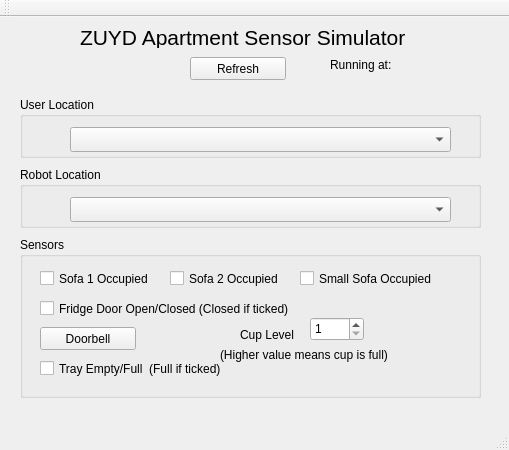
Before: the Qt Designer form SensorSim/mainwindow.ui in uh-klk/accompany, drawn with Qt 5.
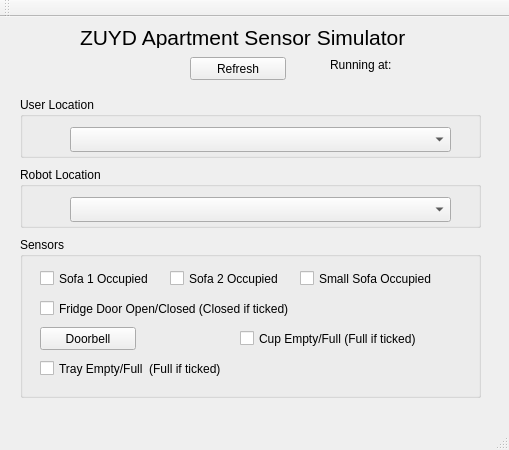
After: the same form once the commit is applied.

Commit message: New cup fill/empty switch

The edit to the form file:
```diff
--- a/SensorSim/mainwindow.ui
+++ b/SensorSim/mainwindow.ui
@@ -65,35 +65,6 @@
       <string>Doorbell</string>
      </property>
     </widget>
-    <widget class="QSpinBox" name="cupSpinBox">
-     <property name="geometry">
-      <rect>
-       <x>290</x>
-       <y>80</y>
-       <width>54</width>
-       <height>24</height>
-      </rect>
-     </property>
-     <property name="minimum">
-      <number>1</number>
-     </property>
-     <property name="maximum">
-      <number>5</number>
-     </property>
-    </widget>
-    <widget class="QLabel" name="label">
-     <property name="geometry">
-      <rect>
-       <x>220</x>
-       <y>90</y>
-       <width>71</width>
-       <height>16</height>
-      </rect>
-     </property>
-     <property name="text">
-      <string>Cup Level</string>
-     </property>
-    </widget>
     <widget class="QCheckBox" name="sofa2CheckBox">
      <property name="geometry">
       <rect>
@@ -133,17 +104,17 @@
       <string>Tray Empty/Full  (Full if ticked) </string>
      </property>
     </widget>
-    <widget class="QLabel" name="label_2">
+    <widget class="QCheckBox" name="cupCheckBox">
      <property name="geometry">
       <rect>
-       <x>200</x>
-       <y>110</y>
-       <width>191</width>
-       <height>16</height>
+       <x>220</x>
+       <y>90</y>
+       <width>221</width>
+       <height>23</height>
       </rect>
      </property>
      <property name="text">
-      <string>(Higher value means cup is full)</string>
+      <string>Cup Empty/Full (Full if ticked)</string>
      </property>
     </widget>
    </widget>
```
Left out of the diff: 4 changed lines with no effect on the pictures. The commit also changes 4 other files.
